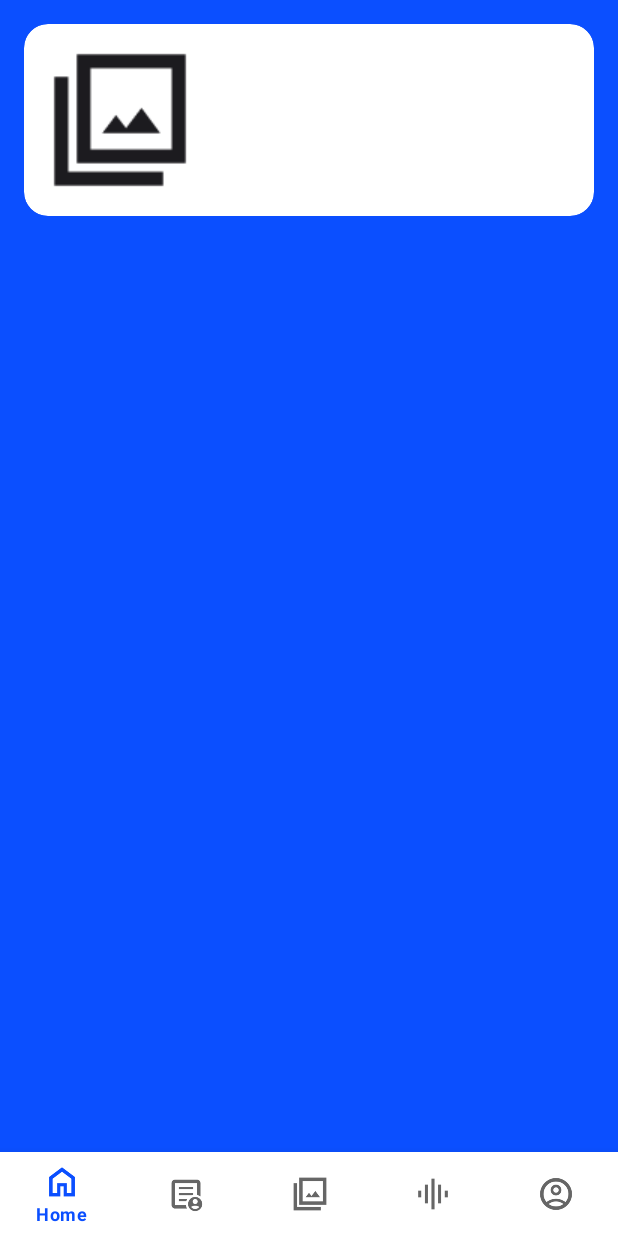
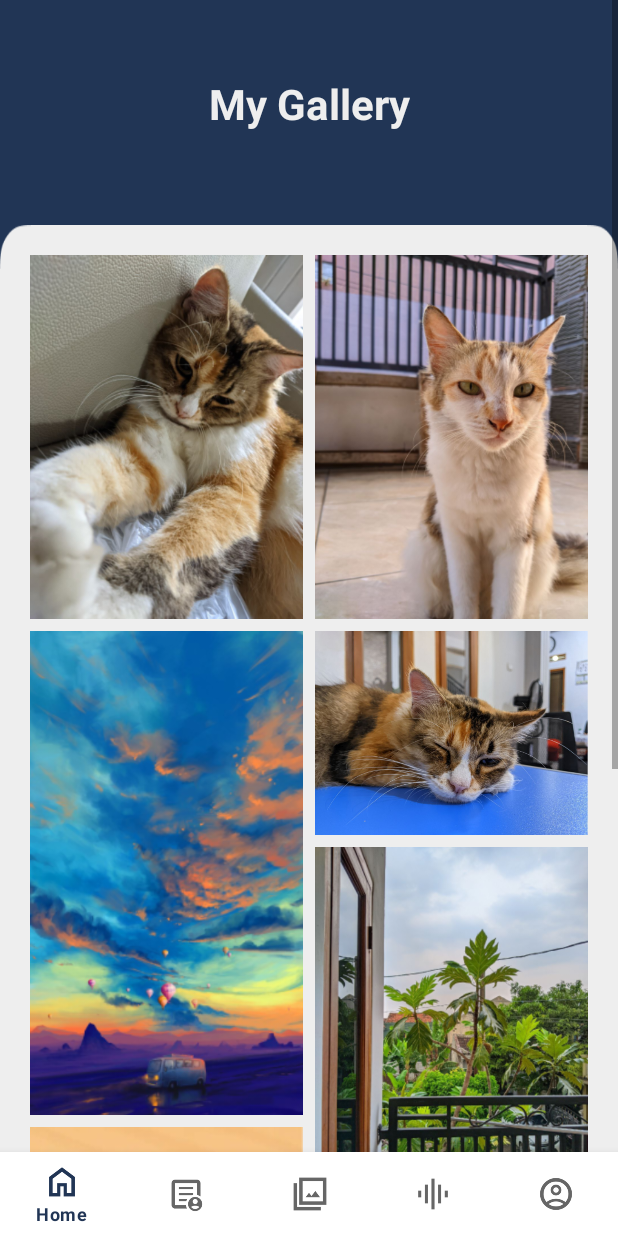
Before and after one commit to Muzhoffar/UTS_MyselfApps_IF9_10121738_RifqiSirojulMuzhoffar, an Android app: the fragment GalleryFragment placed in its activity, on a phone screen of 412 x 824 dp. Run offline under Robolectric (Android 15) with nearby library versions, the phone set to English and light mode, and no system bars.

Commit message:
update 4

```diff
--- /dev/null
+++ b/app/src/main/java/com/example/uts_if9_10121738_rifqisirojulmuzhoffar/GalleryAdapter.java
@@ -0,0 +1,46 @@
+package com.example.uts_if9_10121738_rifqisirojulmuzhoffar;
+
+import android.view.LayoutInflater;
+import android.view.View;
+import android.view.ViewGroup;
+import android.widget.ImageView;
+
+import androidx.annotation.NonNull;
+import androidx.recyclerview.widget.RecyclerView;
+
+import java.util.ArrayList;
+
+public class GalleryAdapter extends RecyclerView.Adapter<GalleryAdapter.myviewholder> {
+
+    ArrayList<GalleryModel> galleryModel;
+
+    public GalleryAdapter(ArrayList<GalleryModel> galleryModel) {
+        this.galleryModel = galleryModel;
+    }
+
+    @NonNull
+    @Override
+    public myviewholder onCreateViewHolder(@NonNull ViewGroup parent, int viewType) {
+        View view = LayoutInflater.from(parent.getContext()).inflate(R.layout.item_gallery, parent, false);
+        return new myviewholder(view);
+    }
+
+    @Override
+    public void onBindViewHolder(@NonNull myviewholder holder, int position) {
+        holder.ivGallery.setImageResource(galleryModel.get(position).getImage());
+    }
+
+    @Override
+    public int getItemCount() {
+        return galleryModel.size();
+    }
+
+    class myviewholder extends RecyclerView.ViewHolder {
+        ImageView ivGallery;
+
+        public myviewholder(@NonNull View itemView) {
+            super(itemView);
+            ivGallery = itemView.findViewById(R.id.iv_gallery);
+        }
+    }
+}
--- a/app/src/main/java/com/example/uts_if9_10121738_rifqisirojulmuzhoffar/GalleryFragment.java
+++ b/app/src/main/java/com/example/uts_if9_10121738_rifqisirojulmuzhoffar/GalleryFragment.java
@@ -1,12 +1,15 @@
 package com.example.uts_if9_10121738_rifqisirojulmuzhoffar;
 
 import android.os.Bundle;
-
-import androidx.fragment.app.Fragment;
-
 import android.view.LayoutInflater;
 import android.view.View;
 import android.view.ViewGroup;
+
+import androidx.fragment.app.Fragment;
+import androidx.recyclerview.widget.RecyclerView;
+import androidx.recyclerview.widget.StaggeredGridLayoutManager;
+
+import java.util.ArrayList;
 
 /**
  * A simple {@link Fragment} subclass.
@@ -55,10 +58,44 @@ public class GalleryFragment extends Fragment {
         }
     }
 
+    RecyclerView recyclerViewGallery;
+    ArrayList<GalleryModel> galleryModel;
+    private StaggeredGridLayoutManager manager; // image staggred
+
     @Override
     public View onCreateView(LayoutInflater inflater, ViewGroup container,
                              Bundle savedInstanceState) {
-        // Inflate the layout for this fragment
-        return inflater.inflate(R.layout.fragment_gallery, container, false);
+        View root = inflater.inflate(R.layout.fragment_gallery, container, false);
+
+        recyclerViewGallery = root.findViewById(R.id.recview_gallery);
+        manager = new StaggeredGridLayoutManager(2,StaggeredGridLayoutManager.VERTICAL);
+        recyclerViewGallery.setLayoutManager(manager);
+
+        galleryModel = new ArrayList<>();
+
+        GalleryModel gallery1 = new GalleryModel(R.drawable.gallery1);
+        galleryModel.add(gallery1);
+        GalleryModel gallery2 = new GalleryModel(R.drawable.gallery2);
+        galleryModel.add(gallery2);
+        GalleryModel gallery3 = new GalleryModel(R.drawable.gallery3);
+        galleryModel.add(gallery3);
+        GalleryModel gallery4 = new GalleryModel(R.drawable.gallery4);
+        galleryModel.add(gallery4);
+        GalleryModel gallery5 = new GalleryModel(R.drawable.gallery5);
+        galleryModel.add(gallery5);
+        GalleryModel gallery6 = new GalleryModel(R.drawable.gallery6);
+        galleryModel.add(gallery6);
+        GalleryModel gallery7 = new GalleryModel(R.drawable.gallery7);
+        galleryModel.add(gallery7);
+        GalleryModel gallery8 = new GalleryModel(R.drawable.gallery8);
+        galleryModel.add(gallery8);
+        GalleryModel gallery9 = new GalleryModel(R.drawable.gallery9);
+        galleryModel.add(gallery9);
+        GalleryModel gallery10 = new GalleryModel(R.drawable.gallery10);
+        galleryModel.add(gallery10);
+
+        recyclerViewGallery.setAdapter(new GalleryAdapter(galleryModel));
+
+        return root;
     }
 }
--- /dev/null
+++ b/app/src/main/java/com/example/uts_if9_10121738_rifqisirojulmuzhoffar/GalleryModel.java
@@ -0,0 +1,18 @@
+package com.example.uts_if9_10121738_rifqisirojulmuzhoffar;
+
+public class GalleryModel {
+
+    int image;
+
+    public GalleryModel(int image) {
+        this.image = image;
+    }
+
+    public int getImage() {
+        return image;
+    }
+
+    public void setImage(int image) {
+        this.image = image;
+    }
+}
--- a/app/src/main/res/layout/fragment_activity.xml
+++ b/app/src/main/res/layout/fragment_activity.xml
@@ -24,7 +24,7 @@
                 android:layout_width="match_parent"
                 android:layout_height="wrap_content"
                 android:textAlignment="center"
-                android:layout_marginTop="50dp"
+                android:layout_marginTop="53dp"
                 android:text="Activities &amp; Friends"
                 android:textColor="@color/white2"
                 android:textSize="28dp"
@@ -34,7 +34,7 @@
             <RelativeLayout
                 android:layout_width="match_parent"
                 android:layout_height="700dp"
-                android:layout_marginTop="50dp"
+                android:layout_marginTop="60dp"
                 android:background="@drawable/cornerbox_white"
                 android:padding="16dp">
 
--- a/app/src/main/res/layout/fragment_gallery.xml
+++ b/app/src/main/res/layout/fragment_gallery.xml
@@ -5,27 +5,50 @@
     xmlns:tools="http://schemas.android.com/tools"
     android:layout_width="match_parent"
     android:layout_height="match_parent"
-    tools:context=".GalleryFragment">
-    <RelativeLayout
+    tools:context=".GalleryFragment"
+    android:background="@color/navy">
+
+    <ScrollView
         android:layout_width="match_parent"
         android:layout_height="match_parent"
-        android:scrollbars="vertical"
-        android:background="@color/blue"
-        android:padding="16dp">
+        android:overScrollMode="never"
+        android:scrollbars="vertical">
+        <RelativeLayout
+            android:layout_width="match_parent"
+            android:layout_height="match_parent">
+            <TextView
+                android:layout_width="match_parent"
+                android:layout_height="wrap_content"
+                android:layout_marginTop="50dp"
+                android:text="My Gallery"
+                android:textStyle="bold"
+                android:textSize="28sp"
+                android:textColor="@color/white2"
+                android:textAlignment="center" />
 
-        <RelativeLayout
-            android:id="@+id/box1"
-            android:layout_width="match_parent"
-            android:layout_height="wrap_content"
-            android:padding="16dp"
-            android:clipToOutline="true"
-            android:background="@drawable/white_box">
+            <RelativeLayout
+                android:layout_width="match_parent"
+                android:layout_height="1000dp"
+                android:layout_marginTop="150dp"
+                android:padding="16dp"
+                android:background="@drawable/cornerbox_white">
+                <androidx.constraintlayout.widget.ConstraintLayout
+                    xmlns:app="http://schemas.android.com/apk/res-auto"
+                    android:layout_width="match_parent"
+                    android:layout_height="match_parent"
+                    tools:context="com.example.uts_if9_10121738_rifqisirojulmuzhoffar.Fragment.GalleryFragment">
 
-            <ImageView
-                android:id="@+id/banner"
-                android:layout_width="wrap_content"
-                android:layout_height="wrap_content"
-                android:src="@drawable/icon_gallery"/>
+                    <!-- TODO: Update blank fragment layout -->
+                    <androidx.recyclerview.widget.RecyclerView
+                        android:id="@+id/recview_gallery"
+                        android:layout_width="0dp"
+                        android:layout_height="0dp"
+                        app:layout_constraintBottom_toBottomOf="parent"
+                        app:layout_constraintEnd_toEndOf="parent"
+                        app:layout_constraintStart_toStartOf="parent"
+                        app:layout_constraintTop_toTopOf="parent" />
+                </androidx.constraintlayout.widget.ConstraintLayout>
+            </RelativeLayout>
         </RelativeLayout>
-    </RelativeLayout>
+    </ScrollView>
 </FrameLayout>
--- /dev/null
+++ b/app/src/main/res/layout/item_gallery.xml
@@ -0,0 +1,20 @@
+<?xml version="1.0" encoding="utf-8"?>
+<androidx.constraintlayout.widget.ConstraintLayout xmlns:android="http://schemas.android.com/apk/res/android"
+    android:layout_width="match_parent"
+    android:layout_height="wrap_content"
+    android:padding="4dp"
+    xmlns:app="http://schemas.android.com/apk/res-auto">
+
+    <ImageView
+        android:id="@+id/iv_gallery"
+        android:layout_width="match_parent"
+        android:layout_height="wrap_content"
+        android:src="@mipmap/ic_launcher"
+        android:scaleType="centerCrop"
+        android:adjustViewBounds="true"
+        app:layout_constraintBottom_toBottomOf="parent"
+        app:layout_constraintEnd_toEndOf="parent"
+        app:layout_constraintStart_toStartOf="parent"
+        app:layout_constraintTop_toTopOf="parent" />
+
+</androidx.constraintlayout.widget.ConstraintLayout>
--- a/app/src/main/res/values/themes.xml
+++ b/app/src/main/res/values/themes.xml
@@ -2,12 +2,12 @@
     <!-- Base application theme. -->
     <style name="Theme.UTS_IF9_10121738_RifqiSirojulMuzhoffar" parent="Theme.MaterialComponents.DayNight.NoActionBar">
         <!-- Primary brand color. -->
-        <item name="colorPrimary">@color/blue</item>
-        <item name="colorPrimaryVariant">@color/milk_white</item>
+        <item name="colorPrimary">@color/navy</item>
+        <item name="colorPrimaryVariant">@color/navy</item>
         <item name="colorOnPrimary">@color/white</item>
         <!-- Secondary brand color. -->
-        <item name="colorSecondary">@color/blue</item>
-        <item name="colorSecondaryVariant">@color/milk_white</item>
+        <item name="colorSecondary">@color/navy</item>
+        <item name="colorSecondaryVariant">@color/navy</item>
         <item name="colorOnSecondary">@color/black</item>
         <!-- Status bar color. -->
         <item name="android:statusBarColor">?attr/colorPrimaryVariant</item>
```
Also changed, not shown: app/src/main/res/drawable/gallery1.png (added), app/src/main/res/drawable/gallery10.png (added), app/src/main/res/drawable/gallery2.png (added), app/src/main/res/drawable/gallery3.png (added), app/src/main/res/drawable/gallery4.png (added), app/src/main/res/drawable/gallery5.png (added), app/src/main/res/drawable/gallery6.png (added), app/src/main/res/drawable/gallery7.png (added), app/src/main/res/drawable/gallery8.png (added), app/src/main/res/drawable/gallery9.png (added).
